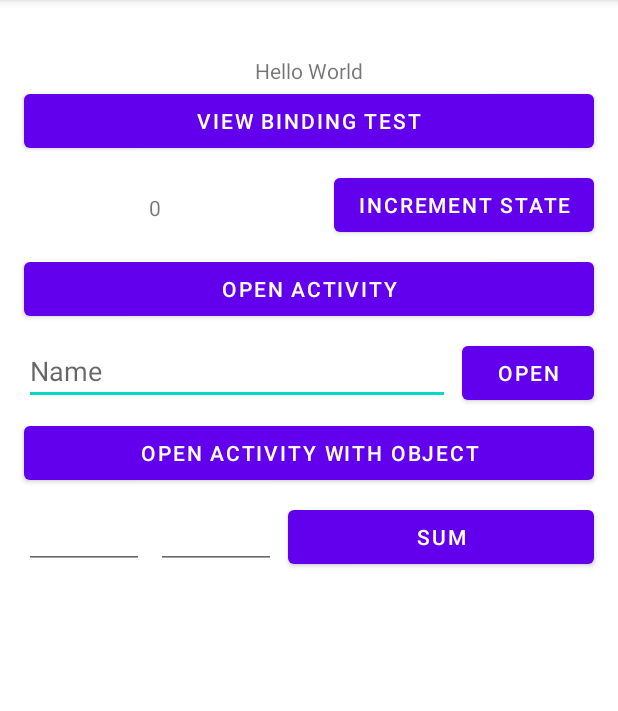
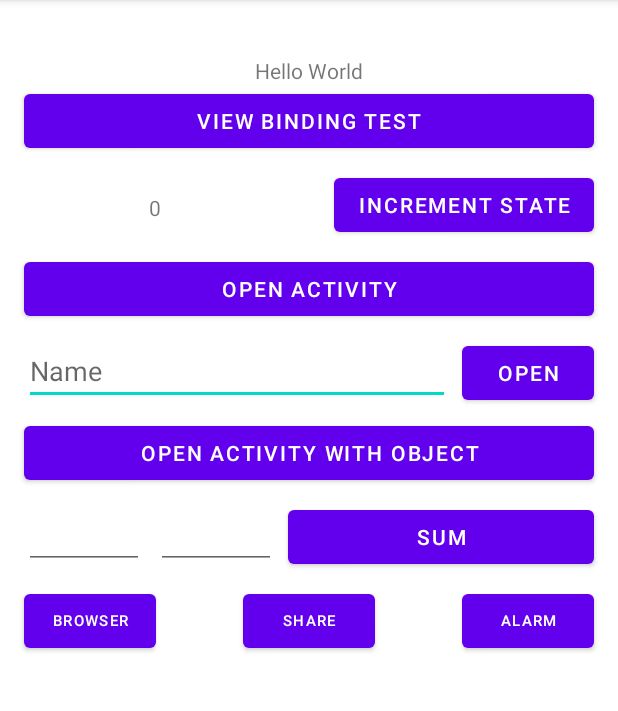
Before and after one commit to tarcisiocipriano/android-code-base, an Android app: the screen it shows after launch (MainActivity), on a phone screen of 412 x 824 dp, the part 84-795 px from its top. Run offline under Robolectric (Android 15) with nearby library versions, the phone set to English and light mode, and no system bars.

Commit message:
implicit intents

```diff
--- a/app/src/main/AndroidManifest.xml
+++ b/app/src/main/AndroidManifest.xml
@@ -2,6 +2,7 @@
 <manifest xmlns:android="http://schemas.android.com/apk/res/android"
     package="cesar.school.code_base">
 
+    <uses-permission android:name="com.android.alarm.permission.SET_ALARM" />
     <application
         android:allowBackup="true"
         android:icon="@mipmap/ic_launcher"
--- a/app/src/main/res/layout/activity_main.xml
+++ b/app/src/main/res/layout/activity_main.xml
@@ -135,4 +135,37 @@
         app:layout_constraintStart_toEndOf="@+id/input_value_2"
         app:layout_constraintTop_toBottomOf="@+id/button_activity_object" />
 
+    <Button
+        android:id="@+id/button_browser"
+        android:layout_width="wrap_content"
+        android:layout_height="wrap_content"
+        android:layout_marginStart="16dp"
+        android:layout_marginTop="8dp"
+        android:text="@string/button_browser"
+        android:textSize="10sp"
+        app:layout_constraintStart_toStartOf="parent"
+        app:layout_constraintTop_toBottomOf="@+id/button_sum" />
+
+    <Button
+        android:id="@+id/button_alarm"
+        android:layout_width="wrap_content"
+        android:layout_height="wrap_content"
+        android:layout_marginTop="8dp"
+        android:layout_marginEnd="16dp"
+        android:text="@string/button_alarm"
+        android:textSize="10sp"
+        app:layout_constraintEnd_toEndOf="parent"
+        app:layout_constraintTop_toBottomOf="@+id/button_sum" />
+
+    <Button
+        android:id="@+id/button_share"
+        android:layout_width="wrap_content"
+        android:layout_height="wrap_content"
+        android:layout_marginTop="8dp"
+        android:text="@string/button_share"
+        android:textSize="10sp"
+        app:layout_constraintEnd_toStartOf="@+id/button_alarm"
+        app:layout_constraintStart_toEndOf="@+id/button_browser"
+        app:layout_constraintTop_toBottomOf="@+id/button_sum" />
+
 </androidx.constraintlayout.widget.ConstraintLayout>
--- a/app/src/main/res/values/strings.xml
+++ b/app/src/main/res/values/strings.xml
@@ -17,4 +17,14 @@
     <string name="no_values_message">Please inform values</string>
     <string name="sum_result">Sum result %1$s</string>
     <string name="button_increment">Increment state</string>
+    <string name="button_browser">Browser</string>
+    <string name="button_share">Share</string>
+    <string name="button_alarm">Alarm</string>
+    <string name="implicit_intent_browser">Choose the browser</string>
+    <string name="implicit_intent_browser_option_not_found">No browser found</string>
+    <string name="implicit_intent_share">Text content to share</string>
+    <string name="implicit_intent_share_option">Share text using</string>
+    <string name="implicit_intent_share_option_not_found">No options to share</string>
+    <string name="implicit_intent_alarm">Alarm message</string>
+    <string name="implicit_intent_alarm_option_not_found">No alarm options found</string>
 </resources>
```
Also changed, not shown: app/src/main/java/cesar/school/code_base/MainActivity.kt (+41 -0 lines), 1 other file.
